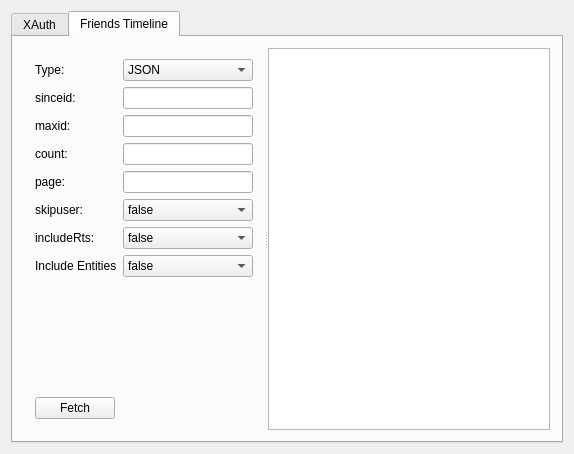
The window that exampletest/mainwindow.ui (minimoog/QTweetLib) describes before a commit, drawn with Qt 5.
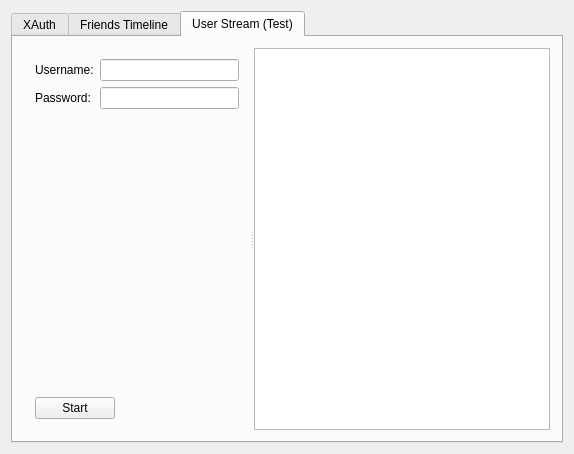
The same window after the commit.

Commit message: Added initial implementation of User Streams.

```diff
--- a/exampletest/mainwindow.ui
+++ b/exampletest/mainwindow.ui
@@ -18,7 +18,7 @@
     <item row="0" column="0">
      <widget class="QTabWidget" name="tabWidget">
       <property name="currentIndex">
-       <number>1</number>
+       <number>2</number>
       </property>
       <widget class="QWidget" name="tab">
        <attribute name="title">
@@ -105,7 +105,7 @@
           <property name="orientation">
            <enum>Qt::Horizontal</enum>
           </property>
-          <widget class="QWidget" name="">
+          <widget class="QWidget" name="layoutWidget">
            <layout class="QGridLayout" name="gridLayout_2">
             <item row="0" column="0" colspan="2">
              <layout class="QFormLayout" name="formLayout_2">
@@ -288,6 +288,86 @@
         </item>
        </layout>
       </widget>
+      <widget class="QWidget" name="tab_3">
+       <attribute name="title">
+        <string>User Stream (Test)</string>
+       </attribute>
+       <layout class="QGridLayout" name="gridLayout_5">
+        <item row="0" column="0">
+         <widget class="QSplitter" name="splitter_2">
+          <property name="orientation">
+           <enum>Qt::Horizontal</enum>
+          </property>
+          <widget class="QWidget" name="">
+           <layout class="QGridLayout" name="gridLayout_4">
+            <item row="0" column="0" colspan="3">
+             <layout class="QFormLayout" name="formLayout_3">
+              <item row="0" column="0">
+               <widget class="QLabel" name="label_13">
+                <property name="text">
+                 <string>Username:</string>
+                </property>
+               </widget>
+              </item>
+              <item row="0" column="1">
+               <widget class="QLineEdit" name="usernameUserStreamLineEdit"/>
+              </item>
+              <item row="1" column="0">
+               <widget class="QLabel" name="label_14">
+                <property name="text">
+                 <string>Password:</string>
+                </property>
+               </widget>
+              </item>
+              <item row="1" column="1">
+               <widget class="QLineEdit" name="passwordUserStreamLineEdit"/>
+              </item>
+             </layout>
+            </item>
+            <item row="1" column="1">
+             <spacer name="verticalSpacer_2">
+              <property name="orientation">
+               <enum>Qt::Vertical</enum>
+              </property>
+              <property name="sizeHint" stdset="0">
+               <size>
+                <width>20</width>
+                <height>258</height>
+               </size>
+              </property>
+             </spacer>
+            </item>
+            <item row="2" column="0">
+             <widget class="QPushButton" name="startUserStreamButton">
+              <property name="text">
+               <string>Start</string>
+              </property>
+             </widget>
+            </item>
+            <item row="2" column="2">
+             <spacer name="horizontalSpacer_3">
+              <property name="orientation">
+               <enum>Qt::Horizontal</enum>
+              </property>
+              <property name="sizeHint" stdset="0">
+               <size>
+                <width>40</width>
+                <height>20</height>
+               </size>
+              </property>
+             </spacer>
+            </item>
+           </layout>
+          </widget>
+          <widget class="QPlainTextEdit" name="responseUserStreamTextEdit">
+           <property name="textInteractionFlags">
+            <set>Qt::LinksAccessibleByKeyboard|Qt::LinksAccessibleByMouse|Qt::TextBrowserInteraction|Qt::TextSelectableByKeyboard|Qt::TextSelectableByMouse</set>
+           </property>
+          </widget>
+         </widget>
+        </item>
+       </layout>
+      </widget>
      </widget>
     </item>
    </layout>
```
The commit also changes 7 other files.
